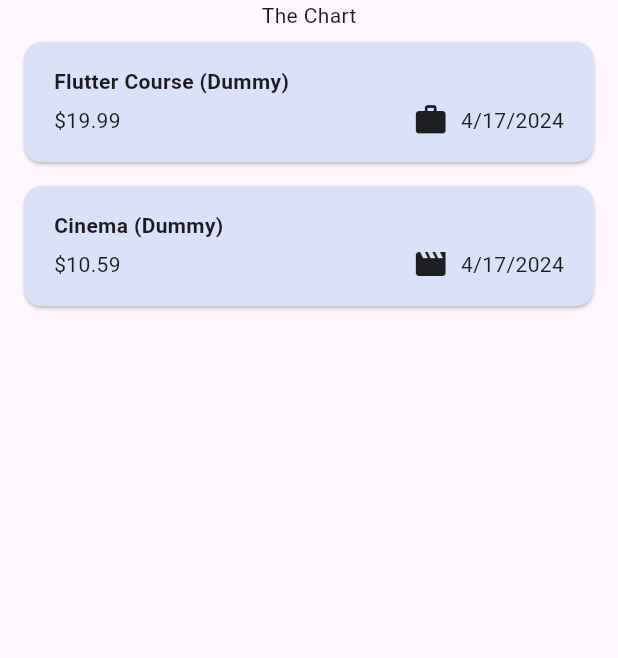
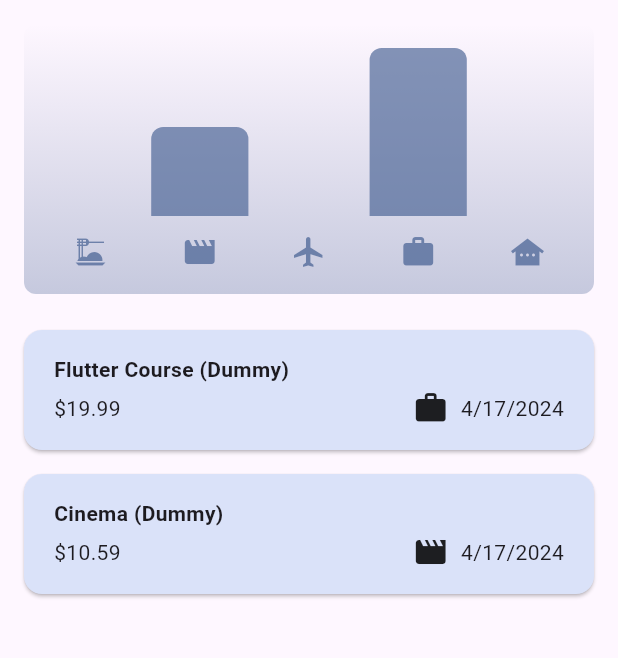
Before and after one commit to YCCNX/expense_tracker, a Flutter app: the screen it shows after launch, on a phone screen of 412 x 824 dp, the part 84-742 px from its top. Run offline on Flutter 3.47's test engine with Material 3 defaults, Android fonts, the phone set to English and light mode, and no system bars.

Commit message:
Add chart

```diff
--- a/lib/models/expense.dart
+++ b/lib/models/expense.dart
@@ -34,3 +34,25 @@ class Expense {
     return formatter.format(date);
   }
 }
+
+class ExpenseBucket {
+  const ExpenseBucket({required this.category, required this.expenses});
+
+  ExpenseBucket.forCategory(List<Expense> allExpenses, this.category)
+      : expenses = allExpenses
+            .where((expense) => expense.category == category)
+            .toList();
+
+  final Category category;
+  final List<Expense> expenses;
+
+  double get totalExpenses {
+    double sum = 0;
+
+    for (final expense in expenses) {
+      sum += expense.amount;
+    }
+
+    return sum;
+  }
+}
--- /dev/null
+++ b/lib/widgets/chart/chart.dart
@@ -0,0 +1,96 @@
+import 'package:flutter/material.dart';
+
+import 'package:expense_tracker/widgets/chart/chart_bar.dart';
+import 'package:expense_tracker/models/expense.dart';
+
+class Chart extends StatelessWidget {
+  const Chart({super.key, required this.expenses});
+
+  final List<Expense> expenses;
+
+  List<ExpenseBucket> get buckets {
+    return [
+      ExpenseBucket.forCategory(expenses, Category.food),
+      ExpenseBucket.forCategory(expenses, Category.leisure),
+      ExpenseBucket.forCategory(expenses, Category.travel),
+      ExpenseBucket.forCategory(expenses, Category.work),
+      ExpenseBucket.forCategory(expenses, Category.other)
+    ];
+  }
+
+  double get maxTotalExpense {
+    double maxTotalExpense = 0;
+
+    for (final bucket in buckets) {
+      if (bucket.totalExpenses > maxTotalExpense) {
+        maxTotalExpense = bucket.totalExpenses;
+      }
+    }
+
+    return maxTotalExpense;
+  }
+
+  @override
+  Widget build(BuildContext context) {
+    final isDarkMode =
+        MediaQuery.of(context).platformBrightness == Brightness.dark;
+    return Container(
+      margin: const EdgeInsets.all(16),
+      padding: const EdgeInsets.symmetric(
+        vertical: 16,
+        horizontal: 8,
+      ),
+      width: double.infinity,
+      height: 180,
+      decoration: BoxDecoration(
+        borderRadius: BorderRadius.circular(8),
+        gradient: LinearGradient(
+          colors: [
+            Theme.of(context).colorScheme.primary.withOpacity(0.3),
+            Theme.of(context).colorScheme.primary.withOpacity(0.0)
+          ],
+          begin: Alignment.bottomCenter,
+          end: Alignment.topCenter,
+        ),
+      ),
+      child: Column(
+        children: [
+          Expanded(
+            child: Row(
+              crossAxisAlignment: CrossAxisAlignment.end,
+              children: [
+                for (final bucket in buckets) // alternative to map()
+                  ChartBar(
+                    fill: bucket.totalExpenses == 0
+                        ? 0
+                        : bucket.totalExpenses / maxTotalExpense,
+                  )
+              ],
+            ),
+          ),
+          const SizedBox(height: 12),
+          Row(
+            children: buckets
+                .map(
+                  (bucket) => Expanded(
+                    child: Padding(
+                      padding: const EdgeInsets.symmetric(horizontal: 4),
+                      child: Icon(
+                        categoryIcons[bucket.category],
+                        color: isDarkMode
+                            ? Theme.of(context).colorScheme.secondary
+                            : Theme.of(context)
+                                .colorScheme
+                                .primary
+                                .withOpacity(0.7),
+                      ),
+                    ),
+                  ),
+                )
+                .toList(),
+          )
+        ],
+      ),
+    );
+  }
+}
--- /dev/null
+++ b/lib/widgets/chart/chart_bar.dart
@@ -0,0 +1,34 @@
+import 'package:flutter/material.dart';
+
+class ChartBar extends StatelessWidget {
+  const ChartBar({
+    super.key,
+    required this.fill,
+  });
+
+  final double fill;
+
+  @override
+  Widget build(BuildContext context) {
+    final isDarkMode =
+        MediaQuery.of(context).platformBrightness == Brightness.dark;
+    return Expanded(
+      child: Padding(
+        padding: const EdgeInsets.symmetric(horizontal: 4),
+        child: FractionallySizedBox(
+          heightFactor: fill,
+          child: DecoratedBox(
+            decoration: BoxDecoration(
+              shape: BoxShape.rectangle,
+              borderRadius:
+                  const BorderRadius.vertical(top: Radius.circular(8)),
+              color: isDarkMode
+                  ? Theme.of(context).colorScheme.secondary
+                  : Theme.of(context).colorScheme.primary.withOpacity(0.65),
+            ),
+          ),
+        ),
+      ),
+    );
+  }
+}
--- a/lib/widgets/expenses.dart
+++ b/lib/widgets/expenses.dart
@@ -1,3 +1,4 @@
+import 'package:expense_tracker/widgets/chart/chart.dart';
 import 'package:expense_tracker/widgets/expenses_list/expenses_list.dart';
 import 'package:expense_tracker/widgets/new_expense.dart';
 import 'package:flutter/material.dart';
@@ -88,7 +89,7 @@ class _ExpensesState extends State<Expenses> {
       ),
       body: Column(
         children: [
-          const Text('The Chart'),
+          Chart(expenses: _registeredExpenses),
           Expanded(
             child: mainContent,
           ),
```
